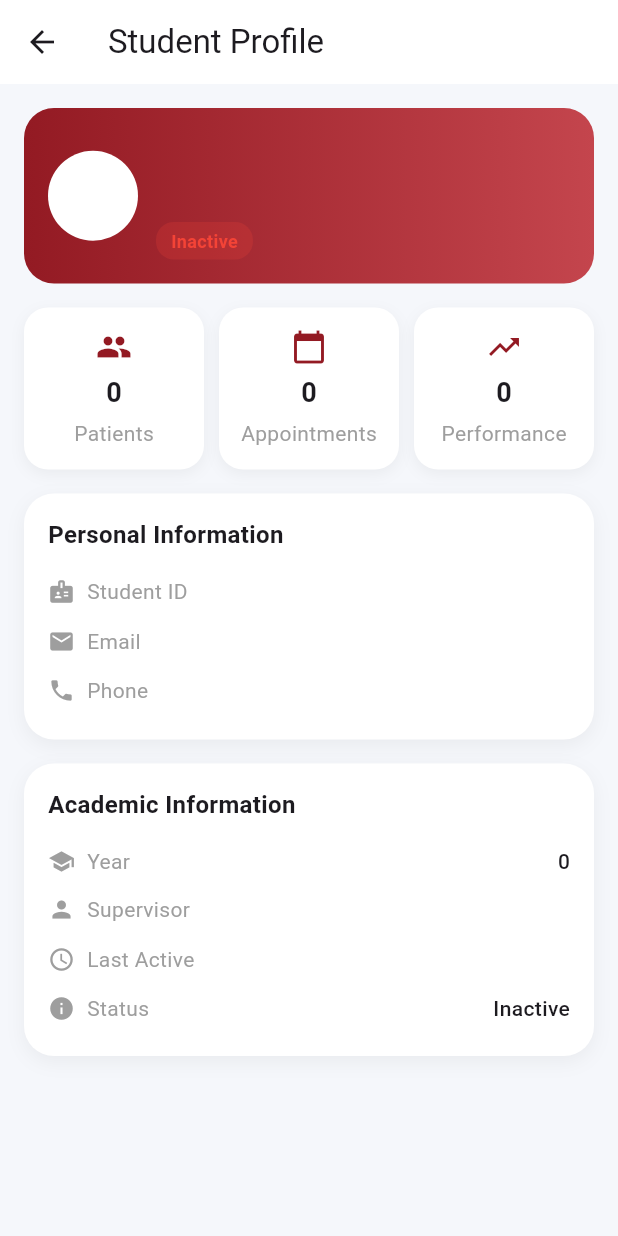
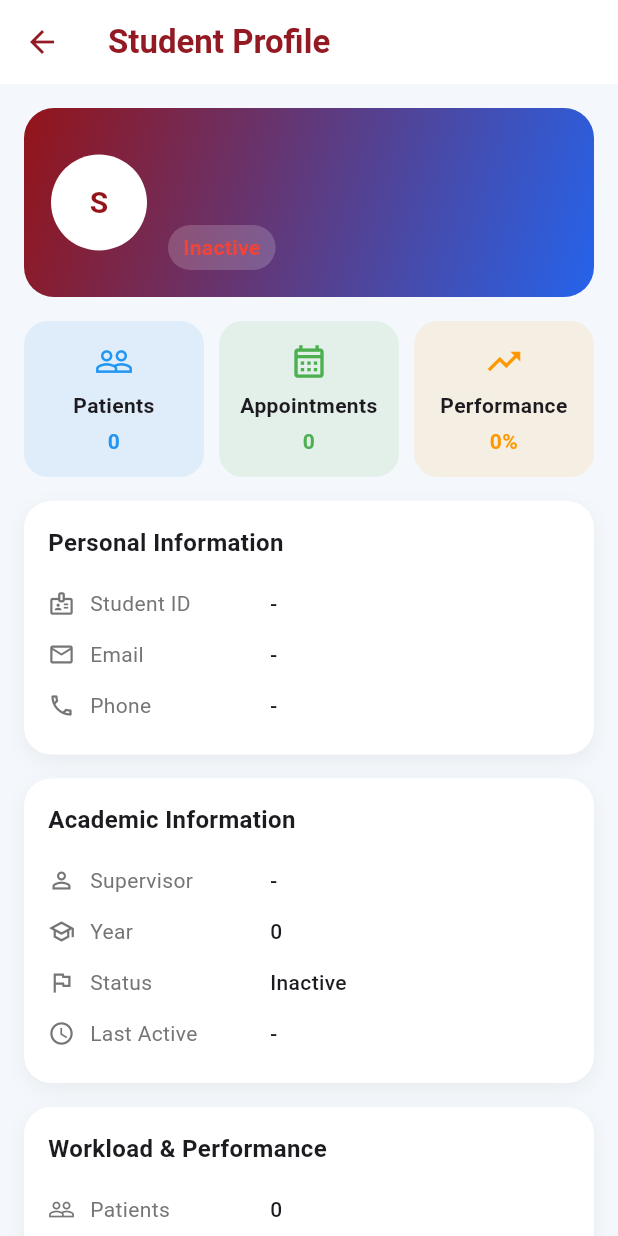
Before and after one commit to AbdElRahman927/Dentist_Hosptial_system, a Flutter app: the StudentProfile screen opened directly with empty values, on a phone screen of 412 x 824 dp. Run offline on Flutter 3.47's test engine with Material 3 defaults, Android fonts, the light colour scheme and no system bars; our stand-ins replace shared_preferences; accounts and stored records are empty.

Commit message:
minor changes

```diff
--- a/lib/Users/Patient/screens/Patient_main_screen/widgets/quick_actions.dart
+++ b/lib/Users/Patient/screens/Patient_main_screen/widgets/quick_actions.dart
@@ -1,5 +1,6 @@
 import 'package:dentist_hospital_system/Users/Patient/screens/book_appointments/book_appointment_screen.dart';
 import 'package:dentist_hospital_system/Users/Patient/screens/patient_appointments/screens/patient_appointments_screen.dart';
+import 'package:dentist_hospital_system/Users/Patient/screens/prescriptions_screen/prescriptions_screen.dart';
 import 'package:flutter/material.dart';
 
 class QuickActions extends StatelessWidget {
@@ -12,10 +13,7 @@ class QuickActions extends StatelessWidget {
       children: [
         const Text(
           "Quick Actions",
-          style: TextStyle(
-            fontSize: 16,
-            fontWeight: FontWeight.bold,
-          ),
+          style: TextStyle(fontSize: 16, fontWeight: FontWeight.bold),
         ),
 
         const SizedBox(height: 12),
@@ -50,7 +48,14 @@ class QuickActions extends StatelessWidget {
             _actionCard(
               icon: Icons.medical_services_outlined,
               label: "Prescriptions",
-              onTap: () {},
+              onTap: () {
+                Navigator.push(
+                  context,
+                  MaterialPageRoute(
+                    builder: (context) => PrescriptionsScreen(),
+                  ),
+                );
+              },
             ),
           ],
         ),
--- a/lib/screens/Patients/patient_modal_sheet.dart
+++ b/lib/screens/Patients/patient_modal_sheet.dart
@@ -1,4 +1,3 @@
-import 'package:dentist_hospital_system/Widgets/1_Main_Widgets/model_sheet_data_row.dart';
 import 'package:dentist_hospital_system/screens/Patients/model/patient_model.dart';
 import 'package:dentist_hospital_system/screens/Patients/pateint_profile.dart';
 import 'package:flutter/material.dart';
--- a/lib/screens/Students/Student_Modal_sheet.dart
+++ b/lib/screens/Students/Student_Modal_sheet.dart
@@ -1,5 +1,4 @@
 import 'package:dentist_hospital_system/Widgets/1_Main_Widgets/DetailsCard.dart';
-import 'package:dentist_hospital_system/Widgets/1_Main_Widgets/model_sheet_data_row.dart';
 import 'package:dentist_hospital_system/screens/Students/Student_profile.dart';
 import 'package:dentist_hospital_system/screens/Students/model/Student_model.dart';
 import 'package:flutter/material.dart';
--- a/lib/screens/Students/Student_profile.dart
+++ b/lib/screens/Students/Student_profile.dart
@@ -1,5 +1,5 @@
+import 'package:dentist_hospital_system/screens/Students/model/Student_model.dart';
 import 'package:flutter/material.dart';
-import 'package:dentist_hospital_system/screens/Students/model/Student_model.dart';
 
 class StudentProfile extends StatelessWidget {
   final StudentModel student;
@@ -9,11 +9,19 @@ class StudentProfile extends StatelessWidget {
   @override
   Widget build(BuildContext context) {
     return Scaffold(
-      backgroundColor: const Color(0xffF5F7FB),
+      backgroundColor: const Color(0xffF4F7FB),
       appBar: AppBar(
-        elevation: 0,
+        elevation: 2,
         backgroundColor: Colors.white,
-        title: const Text("Student Profile"),
+        surfaceTintColor: Colors.white,
+        iconTheme: const IconThemeData(color: Color(0xff931A23)),
+        title: const Text(
+          "Student Profile",
+          style: TextStyle(
+            color: Color(0xff931A23),
+            fontWeight: FontWeight.bold,
+          ),
+        ),
       ),
       body: ListView(
         padding: const EdgeInsets.all(16),
@@ -25,84 +33,112 @@ class StudentProfile extends StatelessWidget {
           _sectionCard(
             title: "Personal Information",
             children: [
-              _infoRow(Icons.badge, "Student ID", student.id),
-              _infoRow(Icons.email, "Email", student.email),
-              _infoRow(Icons.phone, "Phone", student.phone),
+              _infoRow(Icons.badge_outlined, "Student ID", student.id),
+              _infoRow(Icons.email_outlined, "Email", student.email),
+              _infoRow(Icons.phone_outlined, "Phone", student.phone),
             ],
           ),
           const SizedBox(height: 16),
           _sectionCard(
             title: "Academic Information",
             children: [
-              _infoRow(Icons.school, "Year", student.year?.toString()),
-              _infoRow(Icons.person, "Supervisor", student.supervisor),
-              _infoRow(Icons.access_time, "Last Active", student.lastActive),
-              _infoRow(Icons.info, "Status", student.statusLabel),
+              _infoRow(Icons.person_outline, "Supervisor", student.supervisor),
+              _infoRow(Icons.school_outlined, "Year", student.year?.toString()),
+              _infoRow(Icons.flag_outlined, "Status", student.statusLabel),
+              _infoRow(
+                Icons.access_time_outlined,
+                "Last Active",
+                student.lastActive,
+              ),
             ],
           ),
+          const SizedBox(height: 16),
+          _sectionCard(
+            title: "Workload & Performance",
+            children: [
+              _infoRow(
+                Icons.people_outline,
+                "Patients",
+                "${student.numOfPatients ?? 0}",
+              ),
+              _infoRow(
+                Icons.calendar_month_outlined,
+                "Appointments",
+                "${student.numOfAppointments ?? 0}",
+              ),
+              _infoRow(
+                Icons.trending_up_outlined,
+                "Performance",
+                student.performance == null ? "-" : "${student.performance}%",
+              ),
+            ],
+          ),
+          const SizedBox(height: 16),
+          _quickActions(),
+          const SizedBox(height: 20),
         ],
       ),
     );
   }
 
-  /// ================= HEADER =================
   Widget _headerCard() {
     return Container(
-      padding: const EdgeInsets.all(16),
+      padding: const EdgeInsets.all(18),
       decoration: BoxDecoration(
         gradient: const LinearGradient(
-          colors: [Color(0xff931A23), Color(0xffC4454D)],
+          colors: [Color(0xff941419), Color(0xff2563EB)],
+          begin: Alignment.topLeft,
+          end: Alignment.bottomRight,
         ),
         borderRadius: BorderRadius.circular(20),
       ),
       child: Row(
         children: [
           CircleAvatar(
-            radius: 30,
+            radius: 32,
             backgroundColor: Colors.white,
             child: Text(
-              student.initials,
+              student.initials.isEmpty ? "S" : student.initials,
               style: const TextStyle(
                 fontSize: 20,
                 fontWeight: FontWeight.bold,
-                color: Color(0xff931A23),
+                color: Color(0xff941419),
               ),
             ),
           ),
-          const SizedBox(width: 12),
+          const SizedBox(width: 14),
           Expanded(
             child: Column(
               crossAxisAlignment: CrossAxisAlignment.start,
               children: [
                 Text(
-                  student.name ?? '-',
+                  student.name ?? "-",
                   style: const TextStyle(
-                    fontSize: 20,
+                    fontSize: 19,
                     fontWeight: FontWeight.bold,
                     color: Colors.white,
                   ),
                 ),
                 const SizedBox(height: 4),
                 Text(
-                  student.supervisor ?? '-',
+                  student.supervisor ?? "Student",
                   style: const TextStyle(color: Colors.white70),
                 ),
-                const SizedBox(height: 6),
+                const SizedBox(height: 8),
                 Container(
                   padding: const EdgeInsets.symmetric(
                     horizontal: 10,
-                    vertical: 4,
+                    vertical: 5,
                   ),
                   decoration: BoxDecoration(
-                    color: student.statusColor.withValues(alpha: 0.2),
-                    borderRadius: BorderRadius.circular(12),
+                    color: Colors.white.withValues(alpha: 0.18),
+                    borderRadius: BorderRadius.circular(20),
                   ),
                   child: Text(
                     student.statusLabel,
                     style: TextStyle(
                       color: student.statusColor,
                       fontWeight: FontWeight.bold,
-                      fontSize: 12,
                     ),
                   ),
                 ),
@@ -114,61 +150,82 @@ class StudentProfile extends StatelessWidget {
     );
   }
 
-  /// ================= STATS =================
   Widget _statsRow() {
     return Row(
       children: [
-        _statCard("Patients", student.numOfPatients ?? 0, Icons.people),
-        const SizedBox(width: 10),
-        _statCard(
-          "Appointments",
-          student.numOfAppointments ?? 0,
-          Icons.calendar_today,
+        Expanded(
+          child: _statCard(
+            title: "Patients",
+            value: "${student.numOfPatients ?? 0}",
+            icon: Icons.people_outline,
+            color: Colors.blue,
+          ),
         ),
         const SizedBox(width: 10),
-        _statCard("Performance", student.performance ?? 0, Icons.trending_up),
+        Expanded(
+          child: _statCard(
+            title: "Appointments",
+            value: "${student.numOfAppointments ?? 0}",
+            icon: Icons.calendar_month_outlined,
+            color: Colors.green,
+          ),
+        ),
+        const SizedBox(width: 10),
+        Expanded(
+          child: _statCard(
+            title: "Performance",
+            value:
+                student.performance == null ? "-" : "${student.performance}%",
+            icon: Icons.trending_up_outlined,
+            color: Colors.orange,
+          ),
+        ),
       ],
     );
   }
 
-  Widget _statCard(String title, int value, IconData icon) {
-    return Expanded(
-      child: Container(
+  Widget _statCard({
+    required String title,
+    required String value,
+    required IconData icon,
+    required Color color,
+  }) {
+    return Container(
       padding: const EdgeInsets.all(14),
       decoration: BoxDecoration(
-          color: Colors.white,
+        color: color.withValues(alpha: 0.1),
         borderRadius: BorderRadius.circular(16),
-          boxShadow: [
-            BoxShadow(
-              color: Colors.black.withValues(alpha: 0.05),
-              blurRadius: 8,
-              offset: const Offset(0, 3),
-            ),
-          ],
       ),
       child: Column(
         children: [
-            Icon(icon, color: const Color(0xff931A23)),
+          Icon(icon, color: color, size: 26),
           const SizedBox(height: 6),
           Text(
-              "$value",
-              style: const TextStyle(fontSize: 18, fontWeight: FontWeight.bold),
+            title,
+            textAlign: TextAlign.center,
+            style: const TextStyle(fontWeight: FontWeight.w600),
           ),
           const SizedBox(height: 4),
-            Text(title, style: const TextStyle(color: Colors.grey)),
+          Text(
+            value,
+            textAlign: TextAlign.center,
+            style: TextStyle(
+              color: color,
+              fontWeight: FontWeight.bold,
+              fontSize: 14,
+            ),
+          ),
         ],
-        ),
       ),
     );
   }
 
-  /// ================= SECTION =================
   Widget _sectionCard({required String title, required List<Widget> children}) {
     return Container(
       padding: const EdgeInsets.all(16),
       decoration: BoxDecoration(
         color: Colors.white,
-        borderRadius: BorderRadius.circular(20),
+        borderRadius: BorderRadius.circular(18),
         boxShadow: [
           BoxShadow(
             color: Colors.black.withValues(alpha: 0.05),
@@ -184,30 +241,82 @@ class StudentProfile extends StatelessWidget {
             title,
             style: const TextStyle(fontSize: 16, fontWeight: FontWeight.bold),
           ),
-          const SizedBox(height: 10),
+          const SizedBox(height: 12),
           ...children,
         ],
       ),
     );
   }
 
-  /// ================= INFO ROW =================
   Widget _infoRow(IconData icon, String label, String? value) {
     return Padding(
-      padding: const EdgeInsets.symmetric(vertical: 6),
+      padding: const EdgeInsets.symmetric(vertical: 7),
       child: Row(
         children: [
-          Icon(icon, size: 18, color: Colors.grey),
-          const SizedBox(width: 8),
+          Icon(icon, size: 18, color: Colors.grey[600]),
+          const SizedBox(width: 10),
+          SizedBox(
+            width: 120,
+            child: Text(label, style: TextStyle(color: Colors.grey[600])),
+          ),
           Expanded(
-            child: Text(label, style: const TextStyle(color: Colors.grey)),
+            child: Text(
+              value == null || value.isEmpty ? "-" : value,
+              style: const TextStyle(fontWeight: FontWeight.w500),
             ),
-          Text(
-            value ?? '-',
-            style: const TextStyle(fontWeight: FontWeight.w500),
           ),
         ],
       ),
     );
   }
+
+  Widget _quickActions() {
+    return _sectionCard(
+      title: "Quick Actions",
+      children: [
+        _actionRow(Icons.people_outline, "View Patients", Colors.blue, () {}),
+        const Divider(),
+        _actionRow(
+          Icons.calendar_month_outlined,
+          "View Appointments",
+          Colors.green,
+          () {},
+        ),
+        const Divider(),
+        _actionRow(
+          Icons.message_outlined,
+          "Contact Supervisor",
+          Colors.orange,
+          () {},
+        ),
+      ],
+    );
   }
+
+  Widget _actionRow(
+    IconData icon,
+    String text,
+    Color color,
+    VoidCallback onTap,
+  ) {
+    return InkWell(
+      onTap: onTap,
+      child: Padding(
+        padding: const EdgeInsets.symmetric(vertical: 12),
+        child: Row(
+          children: [
+            Icon(icon, color: color),
+            const SizedBox(width: 12),
+            Expanded(
+              child: Text(
+                text,
+                style: const TextStyle(fontWeight: FontWeight.w600),
+              ),
+            ),
+            Icon(Icons.arrow_forward_ios, size: 14, color: Colors.grey[500]),
+          ],
+        ),
+      ),
+    );
+  }
+}
```
Lines whose indentation alone changed are shown as unchanged.
